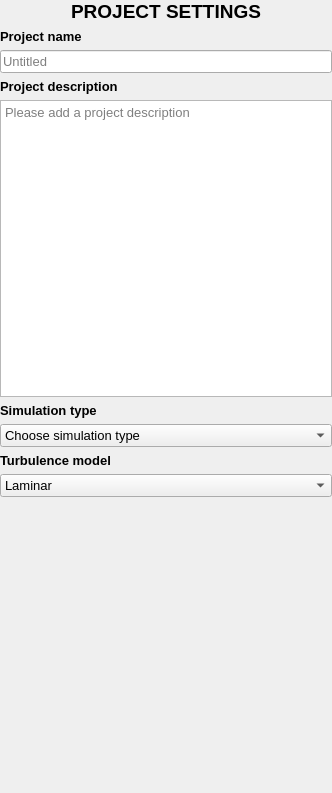
This is EVENTS/GeoClawOpenFOAM/projectsettings.ui in NHERI-SimCenter/HydroUQ as Qt 5 draws it before an edit. The edited form follows.
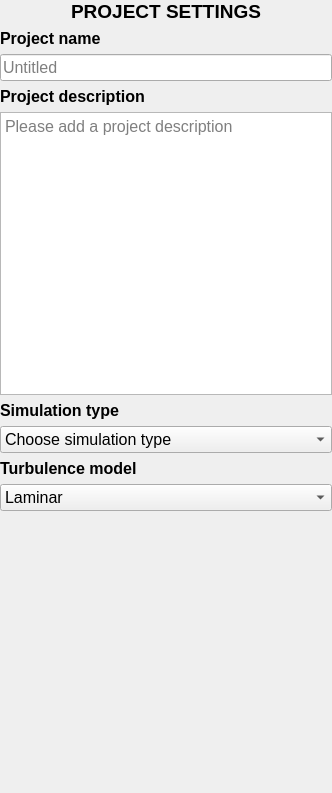
This is the edited form.

The edit to the form file:
```diff
--- a/EVENTS/GeoClawOpenFOAM/projectsettings.ui
+++ b/EVENTS/GeoClawOpenFOAM/projectsettings.ui
@@ -45,7 +45,7 @@
     <widget class="QLabel" name="Lbl_PName">
      <property name="font">
       <font>
-       <pointsize>10</pointsize>
+       <pointsize>12</pointsize>
        <weight>75</weight>
        <bold>true</bold>
       </font>
@@ -59,7 +59,7 @@
     <widget class="QLineEdit" name="Led_PName">
      <property name="font">
       <font>
-       <pointsize>10</pointsize>
+       <pointsize>12</pointsize>
       </font>
      </property>
      <property name="toolTip">
@@ -77,7 +77,7 @@
     <widget class="QLabel" name="Lbl_PDesc">
      <property name="font">
       <font>
-       <pointsize>10</pointsize>
+       <pointsize>12</pointsize>
        <weight>75</weight>
        <bold>true</bold>
       </font>
@@ -91,7 +91,7 @@
     <widget class="QPlainTextEdit" name="Ted_PDesc">
      <property name="font">
       <font>
-       <pointsize>10</pointsize>
+       <pointsize>12</pointsize>
       </font>
      </property>
      <property name="toolTip">
@@ -112,7 +112,7 @@
     <widget class="QLabel" name="Lbl_SimType">
      <property name="font">
       <font>
-       <pointsize>10</pointsize>
+       <pointsize>12</pointsize>
        <weight>75</weight>
        <bold>true</bold>
       </font>
@@ -126,7 +126,7 @@
     <widget class="QComboBox" name="CmB_SimType">
      <property name="font">
       <font>
-       <pointsize>10</pointsize>
+       <pointsize>12</pointsize>
       </font>
      </property>
      <property name="toolTip">
@@ -166,7 +166,7 @@
     <widget class="QLabel" name="Lbl_TurbModel">
      <property name="font">
       <font>
-       <pointsize>10</pointsize>
+       <pointsize>12</pointsize>
        <weight>75</weight>
        <bold>true</bold>
       </font>
@@ -180,7 +180,7 @@
     <widget class="QComboBox" name="CmB_TurbModel">
      <property name="font">
       <font>
-       <pointsize>10</pointsize>
+       <pointsize>12</pointsize>
       </font>
      </property>
      <property name="toolTip">
```
